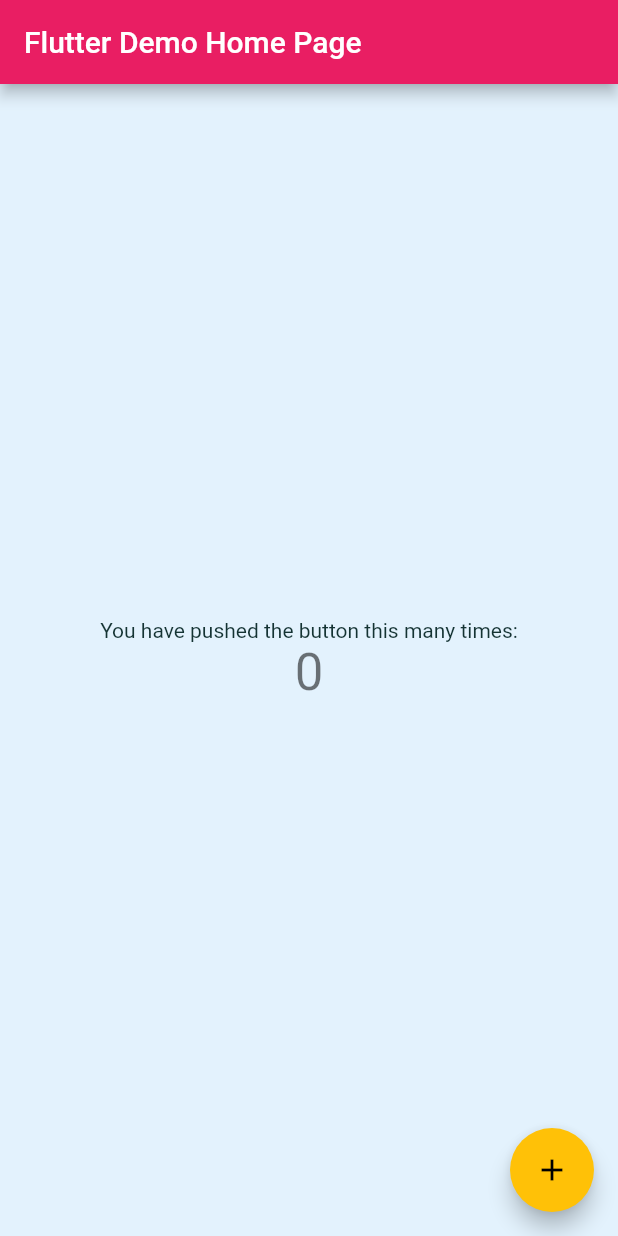
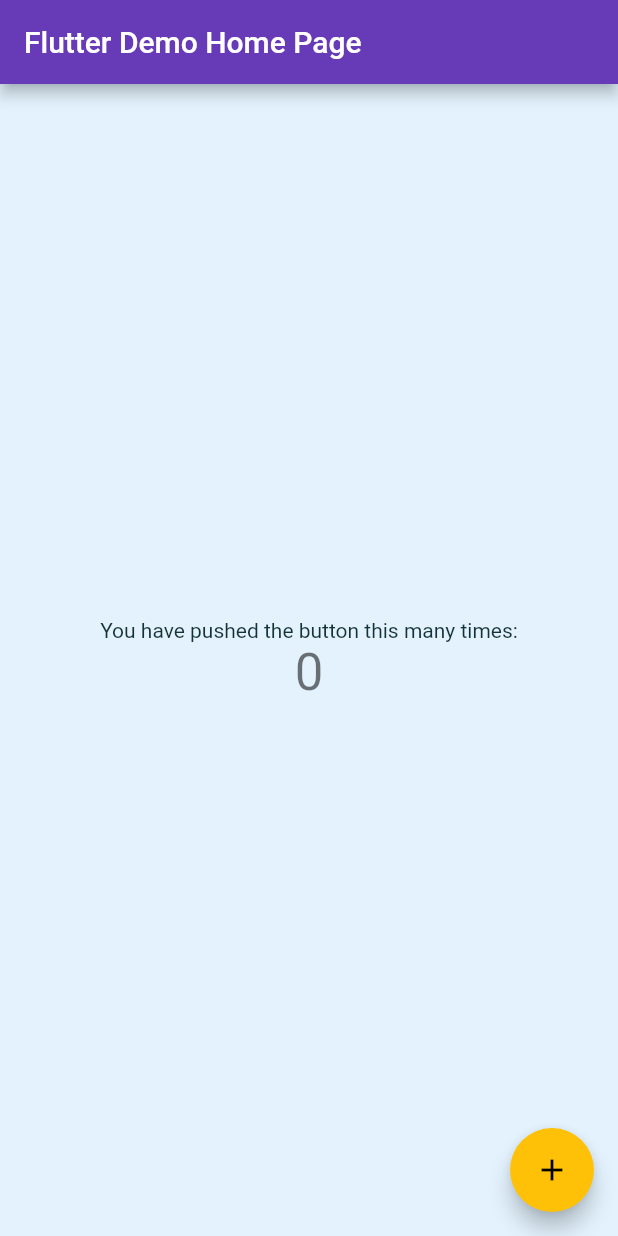
Before and after one commit to aspesivtsev/sochipark, a Flutter app: the screen it shows after launch, on a phone screen of 412 x 824 dp. Run offline on Flutter 3.47's test engine with Material 2 defaults, Android fonts, the phone set to English and light mode, and no system bars; Roboto replaces fonts that are missing (Raleway).

Commit message:
upgraded project to flutter 2

```diff
--- a/lib/main.dart
+++ b/lib/main.dart
@@ -10,8 +10,7 @@ class MyApp extends StatelessWidget {
     return MaterialApp(
       title: 'Sochi Park',
       theme: ThemeData(
-          primarySwatch: Colors.pink,
-          //57, 75, 193, 1 or  #394BC1
+          primarySwatch: Colors.deepPurple,
           visualDensity: VisualDensity.adaptivePlatformDensity,
           accentColor: Colors.amber,
           canvasColor: Color.fromRGBO(255, 254, 229, 1),
@@ -47,8 +46,8 @@ class MyApp extends StatelessWidget {
 }
 
 class MyHomePage extends StatefulWidget {
-  MyHomePage({Key key, this.title}) : super(key: key);
-  final String title;
+  MyHomePage({Key? key, this.title}) : super(key: key);
+  final String? title;
 
   @override
   _MyHomePageState createState() => _MyHomePageState();
@@ -80,7 +79,7 @@ class _MyHomePageState extends State<MyHomePage> {
       appBar: AppBar(
         // Here we take the value from the MyHomePage object that was created by
         // the App.build method, and use it to set our appbar title.
-        title: Text(widget.title),
+        title: Text(widget.title!),
       ),
       body: Center(
         // Center is a layout widget. It takes a single child and positions it
--- a/pubspec.yaml
+++ b/pubspec.yaml
@@ -18,7 +18,7 @@ publish_to: 'none' # Remove this line if you wish to publish to pub.dev
 version: 1.0.0+1
 
 environment:
-  sdk: ">=2.7.0 <3.0.0"
+  sdk: '>=2.12.0 <3.0.0'
 
 dependencies:
   flutter:
```
Also changed, not shown: pubspec.lock.
